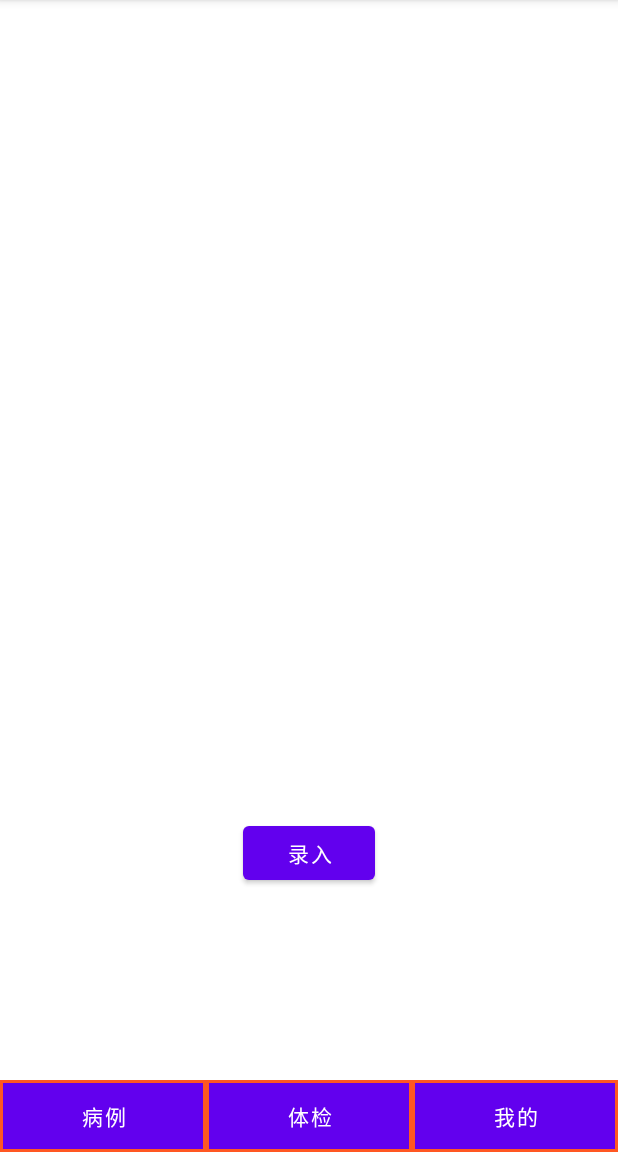
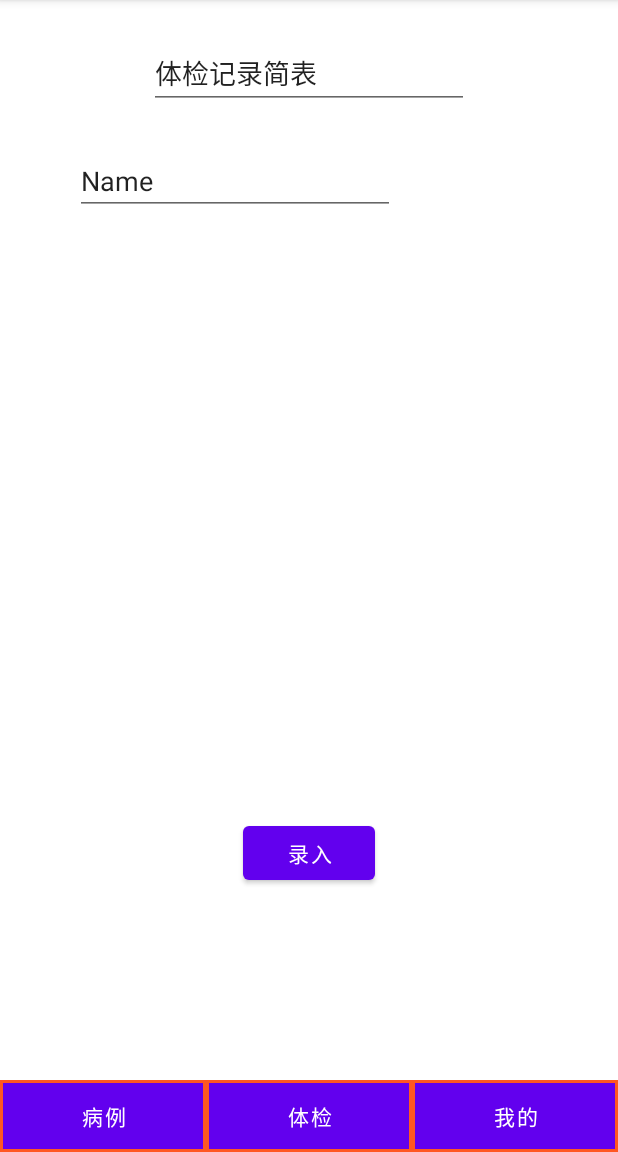
Before and after one commit to windsnow1025/Family-Health-App, an Android app: the screen it shows after launch (MainActivity), after a tap on "体检", on a phone screen of 412 x 824 dp, the part 84-1236 px from its top. Run offline under Robolectric (Android 15) with nearby library versions, the light colour scheme and no system bars.

Commit message:
Update fragment2.xml

```diff
--- a/app/src/main/res/layout/fragment2.xml
+++ b/app/src/main/res/layout/fragment2.xml
@@ -24,5 +24,56 @@
             app:layout_constraintBottom_toBottomOf="parent"
             app:layout_constraintEnd_toEndOf="parent"
             app:layout_constraintStart_toStartOf="parent" />
+
+        <TableLayout
+            android:id="@+id/tableLayout"
+            android:layout_width="0dp"
+            android:layout_height="0dp"
+            android:layout_marginStart="50dp"
+            android:layout_marginTop="25dp"
+            android:layout_marginEnd="50dp"
+            android:layout_marginBottom="50dp"
+            app:layout_constraintBottom_toTopOf="@+id/button"
+            app:layout_constraintEnd_toEndOf="parent"
+            app:layout_constraintStart_toStartOf="parent"
+            app:layout_constraintTop_toBottomOf="@+id/editTextTextPersonName5">
+
+            <TableRow
+                android:layout_width="match_parent"
+                android:layout_height="match_parent">
+
+                <EditText
+                    android:id="@+id/editTextTextPersonName2"
+                    android:layout_width="wrap_content"
+                    android:layout_height="wrap_content"
+                    android:ems="10"
+                    android:inputType="textPersonName"
+                    android:text="Name" />
+            </TableRow>
+
+            <TableRow
+                android:layout_width="match_parent"
+                android:layout_height="match_parent" />
+
+            <TableRow
+                android:layout_width="match_parent"
+                android:layout_height="match_parent" />
+
+            <TableRow
+                android:layout_width="match_parent"
+                android:layout_height="match_parent" />
+        </TableLayout>
+
+        <EditText
+            android:id="@+id/editTextTextPersonName5"
+            android:layout_width="wrap_content"
+            android:layout_height="wrap_content"
+            android:layout_marginTop="25dp"
+            android:ems="10"
+            android:inputType="textPersonName"
+            android:text="体检记录简表"
+            app:layout_constraintEnd_toEndOf="parent"
+            app:layout_constraintStart_toStartOf="parent"
+            app:layout_constraintTop_toTopOf="parent" />
     </androidx.constraintlayout.widget.ConstraintLayout>
 </androidx.constraintlayout.widget.ConstraintLayout>
```
